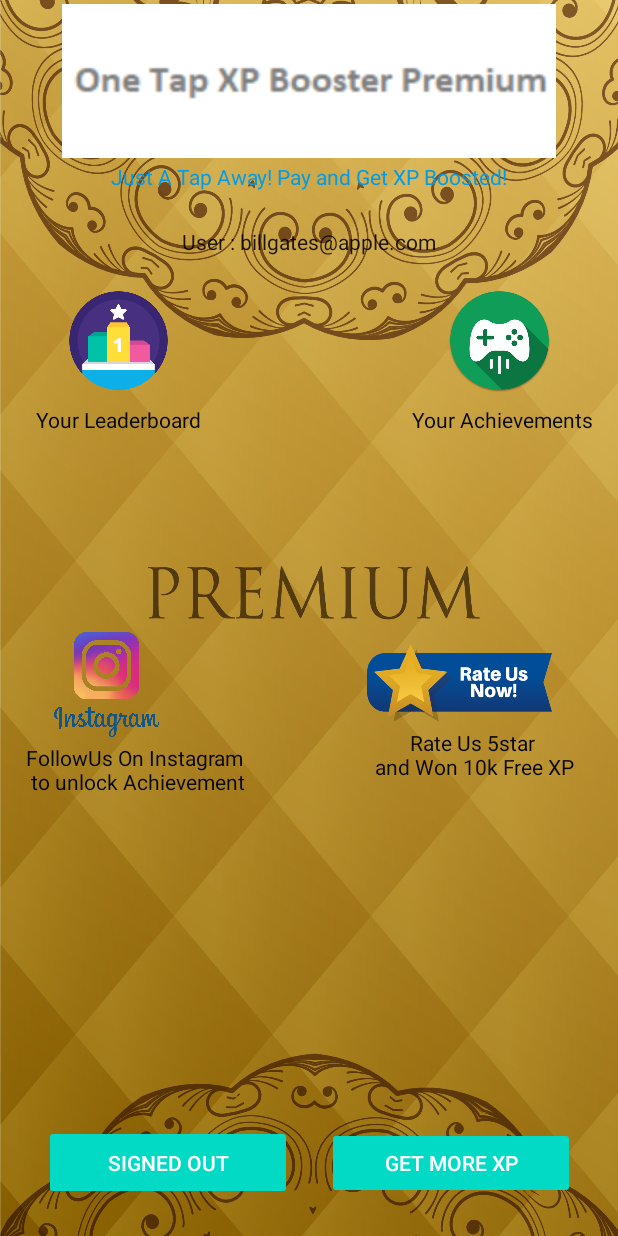
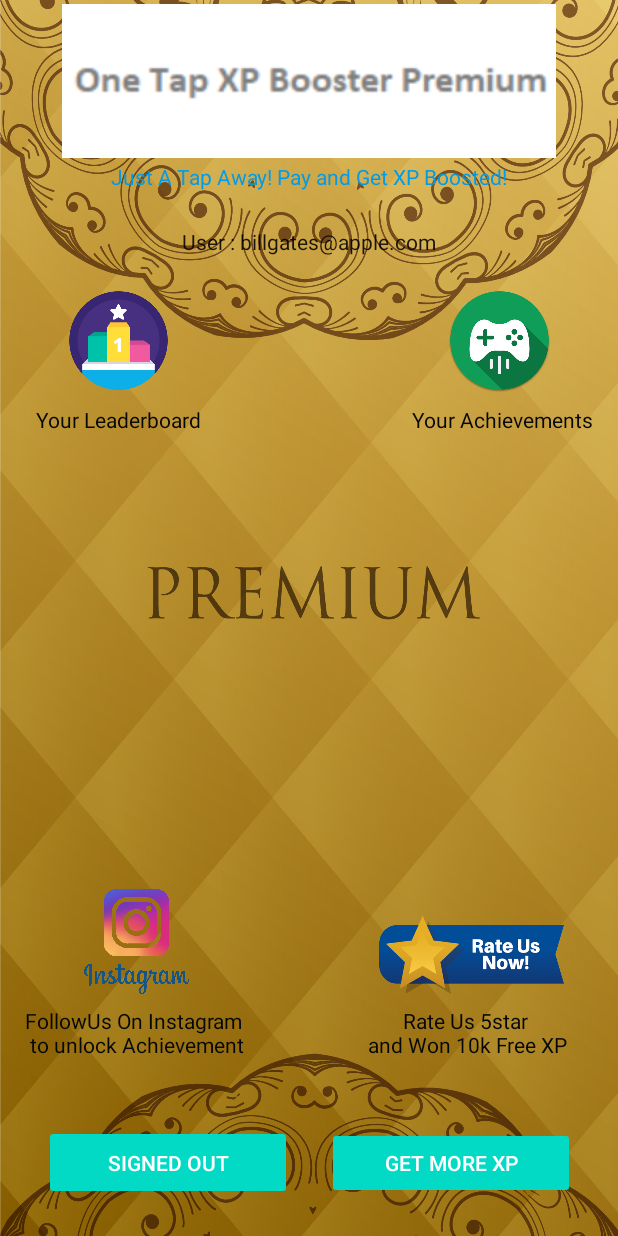
Before and after one commit to fineanmol/OneTapXpBoosterPremium, an Android app: the layout activity_google.xml on its own in the app's theme, with its tools: preview values and no code run, on a phone screen of 412 x 824 dp. Run offline under Robolectric (Android 15) with nearby library versions, the phone set to English and light mode, and no system bars.

Commit message:
Ui optimisation

```diff
--- a/app/src/main/res/layout/activity_google.xml
+++ b/app/src/main/res/layout/activity_google.xml
@@ -18,7 +18,7 @@
         app:layout_constraintEnd_toEndOf="parent"
         app:layout_constraintHorizontal_bias="0.5"
         app:layout_constraintStart_toStartOf="parent"
-            app:layout_constraintTop_toTopOf="parent" />
+        app:layout_constraintTop_toTopOf="parent"/>
 
     <TextView
         android:id="@+id/textView10"
@@ -30,7 +30,7 @@
         app:layout_constraintEnd_toEndOf="parent"
         app:layout_constraintHorizontal_bias="0.5"
         app:layout_constraintStart_toStartOf="parent"
-            app:layout_constraintTop_toBottomOf="@+id/imageView2" />
+        app:layout_constraintTop_toBottomOf="@+id/imageView2"/>
 
     <TextView
         android:id="@+id/status"
@@ -39,7 +39,7 @@
         android:text="@string/app_details"
         app:layout_constraintEnd_toEndOf="parent"
         app:layout_constraintStart_toStartOf="parent"
-            app:layout_constraintTop_toBottomOf="@+id/textView10" />
+        app:layout_constraintTop_toBottomOf="@+id/textView10"/>
 
     <Button
         android:id="@+id/leaderboard"
@@ -55,7 +55,7 @@
         app:layout_constraintEnd_toStartOf="@+id/achievement"
         app:layout_constraintHorizontal_bias="0.0"
         app:layout_constraintStart_toStartOf="parent"
-            app:layout_constraintTop_toTopOf="parent" />
+        app:layout_constraintTop_toTopOf="parent"/>
 
     <TextView
         android:id="@+id/textView4"
@@ -70,7 +70,7 @@
         app:layout_constraintEnd_toStartOf="@+id/textView3"
         app:layout_constraintHorizontal_bias="0.0"
         app:layout_constraintStart_toStartOf="parent"
-            app:layout_constraintTop_toBottomOf="@+id/leaderboard" />
+        app:layout_constraintTop_toBottomOf="@+id/leaderboard"/>
 
     <TextView
         android:id="@+id/textView3"
@@ -87,7 +87,7 @@
         app:layout_constraintEnd_toEndOf="parent"
         app:layout_constraintHorizontal_bias="1.0"
         app:layout_constraintStart_toStartOf="parent"
-            app:layout_constraintTop_toBottomOf="@+id/achievement" />
+        app:layout_constraintTop_toBottomOf="@+id/achievement"/>
 
 
     <Button
@@ -104,7 +104,7 @@
         app:layout_constraintEnd_toEndOf="parent"
         app:layout_constraintHorizontal_bias="1.0"
         app:layout_constraintStart_toStartOf="parent"
-            app:layout_constraintTop_toTopOf="parent" />
+        app:layout_constraintTop_toTopOf="parent"/>
 
     <androidx.recyclerview.widget.RecyclerView
         android:id="@+id/products"
@@ -123,51 +123,31 @@
         style="@style/MainScreenButton"
         android:layout_width="70dp"
         android:layout_height="70dp"
-            android:layout_marginStart="8dp"
-            android:layout_marginLeft="8dp"
-            android:layout_marginTop="12dp"
-            android:layout_marginEnd="8dp"
-            android:layout_marginRight="8dp"
-            android:background="@drawable/instagram"
-            app:layout_constraintEnd_toStartOf="@+id/rateApp"
-            app:layout_constraintHorizontal_bias="0.175"
-            app:layout_constraintStart_toStartOf="parent"
-            app:layout_constraintTop_toBottomOf="@+id/products" />
+        android:layout_marginStart="56dp"
+        android:layout_marginLeft="56dp" android:layout_marginBottom="64dp"
+        android:background="@drawable/instagram" app:layout_constraintBottom_toTopOf="@+id/signOutAndDisconnect1"
+        app:layout_constraintStart_toStartOf="parent"/>
 
     <TextView
         android:id="@+id/textViewIG"
         style="@style/MainScreenButtonBlurb"
+        android:layout_width="wrap_content"
         android:layout_height="wrap_content"
-            android:layout_width="wrap_content"
-            android:layout_marginStart="8dp"
-            android:layout_marginLeft="8dp"
-            android:layout_marginTop="4dp"
-            android:layout_marginEnd="8dp"
-            android:layout_marginRight="8dp"
-            android:text="FollowUs On Instagram\n to unlock Achievement"
-            android:textColor="#060707"
-            app:layout_constraintEnd_toStartOf="@+id/textViewRate"
-            app:layout_constraintHorizontal_bias="0.111"
-            app:layout_constraintStart_toStartOf="parent"
-            app:layout_constraintTop_toBottomOf="@+id/instagram" />
+        android:layout_marginTop="8dp" android:text="FollowUs On Instagram\n to unlock Achievement"
+        android:textColor="#060707" app:layout_constraintEnd_toEndOf="@+id/instagram"
+        app:layout_constraintHorizontal_bias="0.518" app:layout_constraintStart_toStartOf="@+id/instagram"
+        app:layout_constraintTop_toBottomOf="@+id/instagram"/>
 
     <TextView
         android:id="@+id/textViewRate"
         style="@style/MainScreenButtonBlurb"
         android:layout_width="wrap_content"
         android:layout_height="wrap_content"
-            android:layout_marginStart="8dp"
-            android:layout_marginLeft="8dp"
-            android:layout_marginTop="4dp"
-            android:layout_marginEnd="8dp"
-            android:layout_marginRight="8dp"
-            android:textAlignment="center"
-            android:text="Rate Us 5star\n and Won 10k Free XP"
-            android:textColor="#060707"
-            app:layout_constraintEnd_toEndOf="parent"
-            app:layout_constraintHorizontal_bias="0.92"
-            app:layout_constraintStart_toStartOf="parent"
-            app:layout_constraintTop_toBottomOf="@+id/rateApp" />
+        android:layout_marginTop="8dp"
+        android:text="Rate Us 5star\n and Won 10k Free XP" android:textAlignment="center"
+        android:textColor="#060707" app:layout_constraintEnd_toEndOf="@+id/rateApp"
+        app:layout_constraintHorizontal_bias="0.812" app:layout_constraintStart_toStartOf="@+id/rateApp"
+        app:layout_constraintTop_toBottomOf="@+id/rateApp"/>
 
 
     <Button
@@ -175,16 +155,10 @@
         style="@style/MainScreenButton"
         android:layout_width="123dp"
         android:layout_height="52dp"
-            android:layout_marginStart="8dp"
-            android:layout_marginLeft="8dp"
-            android:layout_marginTop="20dp"
-            android:layout_marginEnd="40dp"
-            android:layout_marginRight="40dp"
-            android:background="@drawable/rateus"
-            app:layout_constraintEnd_toEndOf="parent"
-            app:layout_constraintHorizontal_bias="0.882"
-            app:layout_constraintStart_toEndOf="@+id/homeLogo"
-            app:layout_constraintTop_toBottomOf="@+id/products" />
+        android:layout_marginEnd="36dp"
+        android:layout_marginRight="36dp" android:layout_marginBottom="64dp"
+        android:background="@drawable/rateus" app:layout_constraintBottom_toTopOf="@+id/signOutAndDisconnect1"
+        app:layout_constraintEnd_toEndOf="parent"/>
 
     <ImageView
         android:id="@+id/homeLogo"
@@ -205,7 +179,7 @@
         android:layout_height="886dp"
         android:visibility="gone"
         tools:ignore="MissingConstraints"
-            tools:text="Firebase User ID: 123456789abc" />
+        tools:text="Firebase User ID: 123456789abc"/>
 
 
     <androidx.constraintlayout.widget.ConstraintLayout
@@ -258,7 +232,7 @@
                 app:layout_constraintEnd_toStartOf="@+id/disconnectButton"
                 app:layout_constraintHorizontal_bias="0.5"
                 app:layout_constraintStart_toStartOf="parent"
-                    app:layout_constraintTop_toTopOf="parent" />
+                app:layout_constraintTop_toTopOf="parent"/>
 
             <Button
                 android:id="@+id/disconnectButton"
@@ -272,7 +246,7 @@
                 app:layout_constraintEnd_toEndOf="parent"
                 app:layout_constraintHorizontal_bias="0.5"
                 app:layout_constraintStart_toEndOf="@+id/signOutButton"
-                    app:layout_constraintTop_toTopOf="parent" />
+                app:layout_constraintTop_toTopOf="parent"/>
         </androidx.constraintlayout.widget.ConstraintLayout>
 
 
```
Lines whose indentation alone changed are shown as unchanged.
